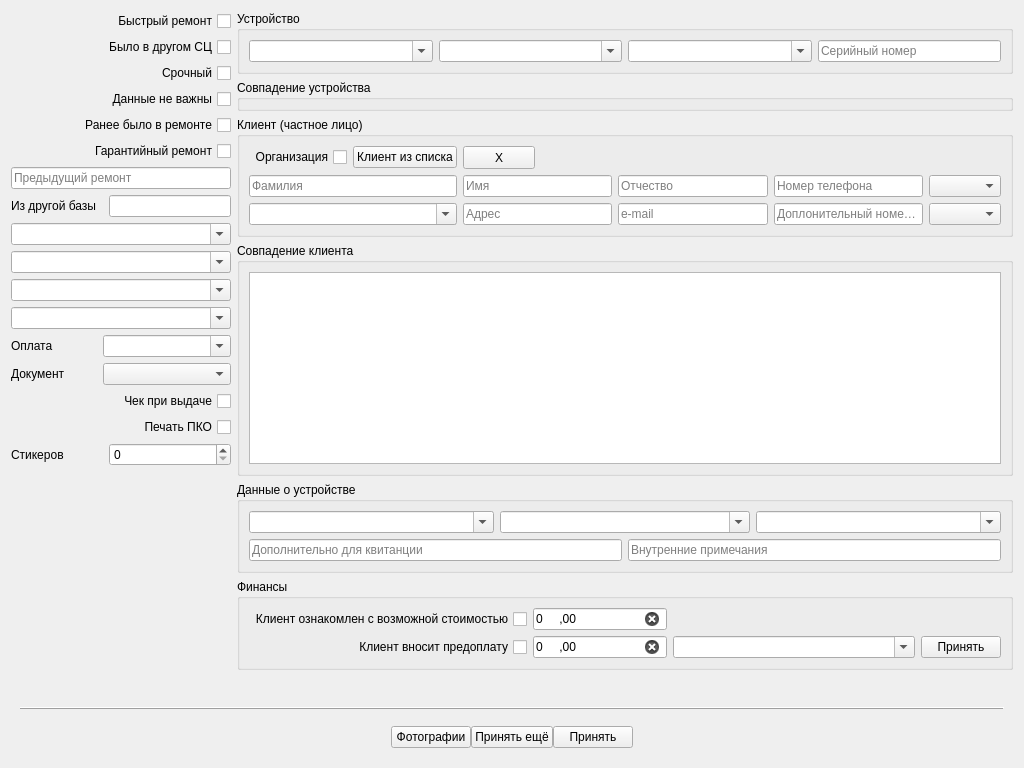
Qt form tabrepairnew.ui (solderercb/snap_crm) before a commit.
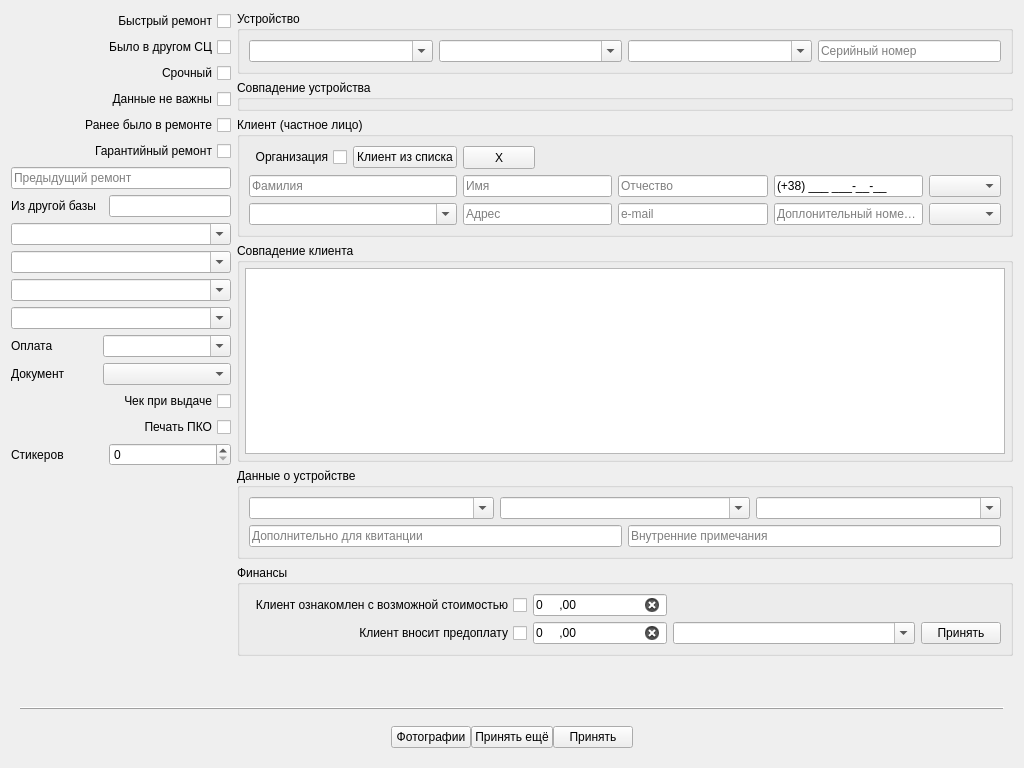
The same form after that commit. Custom widgets are drawn as their Qt base class.

What changed in the file:
```diff
--- a/tabrepairnew.ui
+++ b/tabrepairnew.ui
@@ -257,10 +257,25 @@
             <string>Совпадение клиента</string>
            </property>
            <layout class="QGridLayout" name="gridLayout_6">
+            <property name="leftMargin">
+             <number>5</number>
+            </property>
+            <property name="topMargin">
+             <number>5</number>
+            </property>
+            <property name="rightMargin">
+             <number>5</number>
+            </property>
+            <property name="bottomMargin">
+             <number>5</number>
+            </property>
+            <property name="horizontalSpacing">
+             <number>5</number>
+            </property>
             <item row="0" column="0">
              <widget class="QTableView" name="tableViewClientMatch">
               <property name="sizePolicy">
-               <sizepolicy hsizetype="Expanding" vsizetype="MinimumExpanding">
+               <sizepolicy hsizetype="Expanding" vsizetype="Expanding">
                 <horstretch>0</horstretch>
                 <verstretch>0</verstretch>
                </sizepolicy>
@@ -284,7 +299,7 @@
                <bool>true</bool>
               </property>
               <property name="wordWrap">
-               <bool>false</bool>
+               <bool>true</bool>
               </property>
               <attribute name="horizontalHeaderVisible">
                <bool>false</bool>
@@ -656,8 +671,11 @@
               </item>
               <item row="1" column="6" colspan="2">
                <widget class="QLineEdit" name="lineEditClientPhone1">
+                <property name="inputMask">
+                 <string>(+38) 999 999-99-99;_</string>
+                </property>
                 <property name="text">
-                 <string/>
+                 <string>(+38)  --</string>
                 </property>
                 <property name="placeholderText">
                  <string>Номер телефона</string>
```
Left out of the diff: 57 changed lines with no effect on the pictures.
